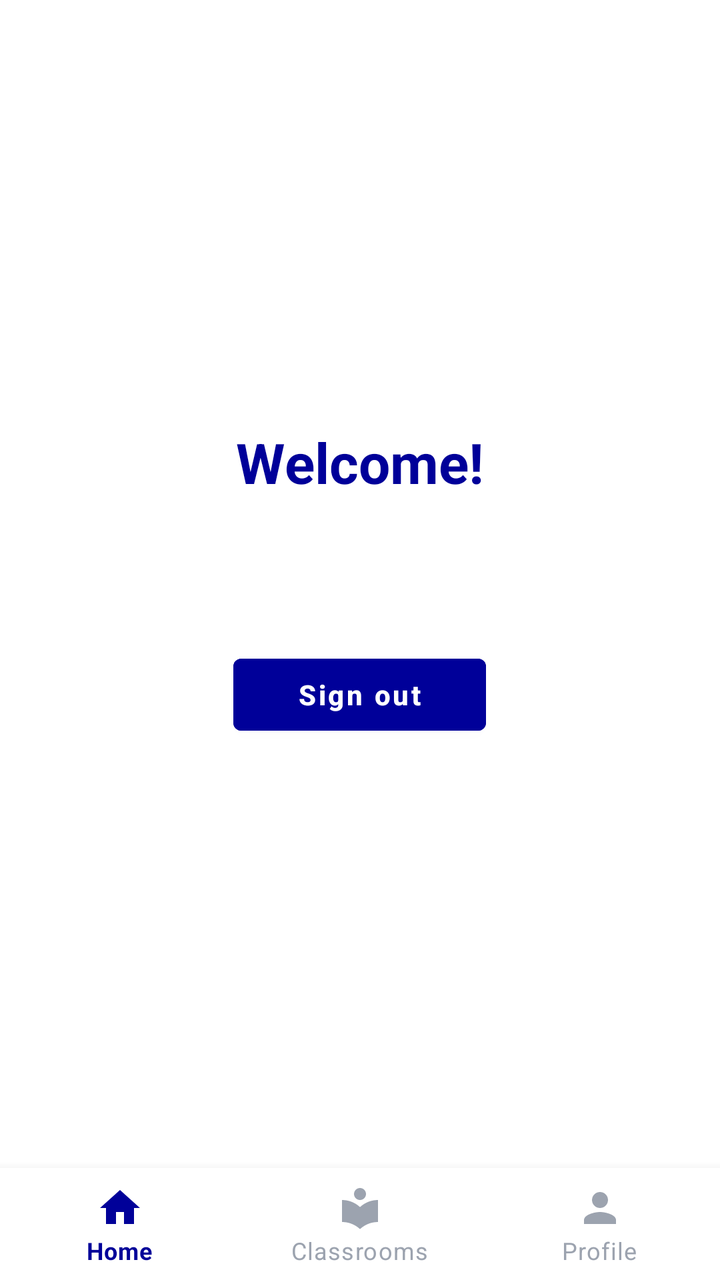
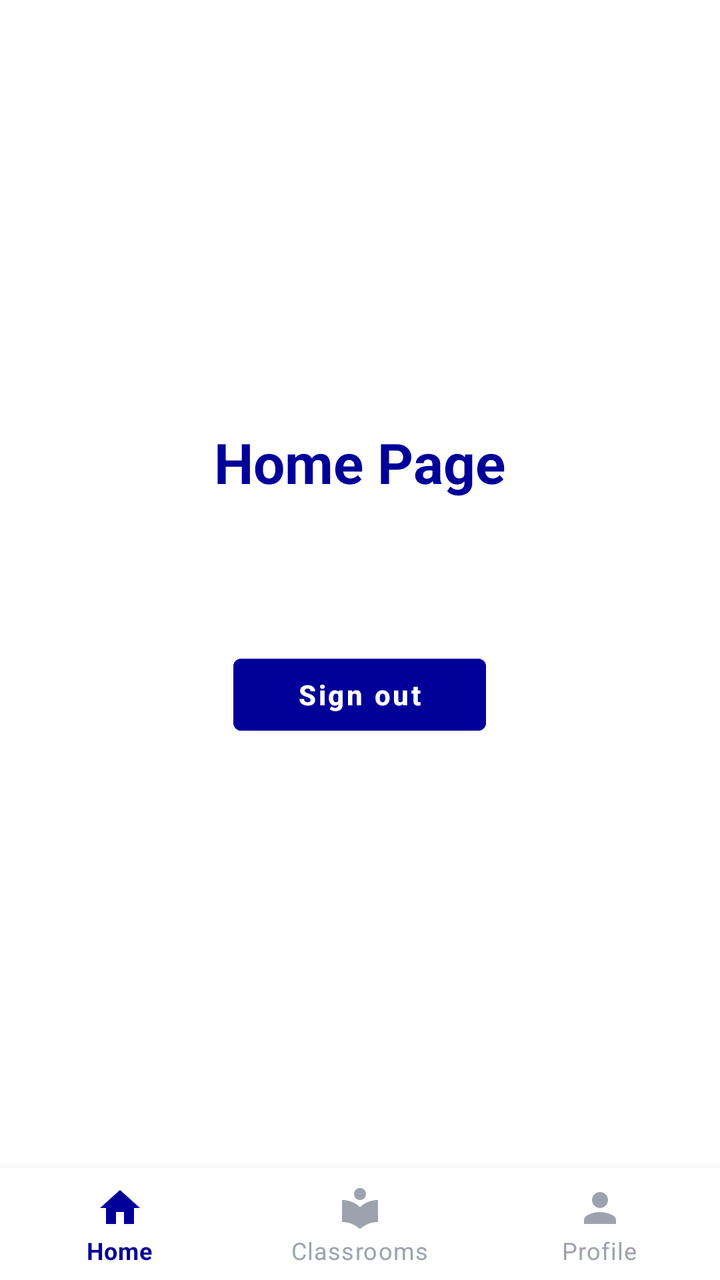

The first picture is an Android layout as it rendered before a commit; the second is the same layout after the commit. The layout source and the unified diff follow.
<!-- AndroidManifest.xml: application theme Theme.OOPProject -->
<!-- res/layout/activity_home_page.xml -->
<?xml version="1.0" encoding="utf-8"?>
<LinearLayout xmlns:android="http://schemas.android.com/apk/res/android"
    xmlns:app="http://schemas.android.com/apk/res-auto"
    android:id="@+id/main"
    android:layout_width="match_parent"
    android:layout_height="match_parent"
    android:background="#FFFFFF"
    android:orientation="vertical">

    
    <LinearLayout
        android:layout_width="match_parent"
        android:layout_height="0dp"
        android:layout_weight="1"
        android:gravity="center"
        android:orientation="vertical"
        android:padding="24dp">

        <TextView
            android:id="@+id/tvWelcome"
            android:layout_width="wrap_content"
            android:layout_height="wrap_content"
            android:text="@string/welcome"
            android:textColor="@color/dark_purple"
            android:textSize="28sp"
            android:textStyle="bold" />

        <TextView
            android:id="@+id/tvUserEmail"
            android:layout_width="wrap_content"
            android:layout_height="wrap_content"
            android:layout_marginTop="12dp"
            android:text=""
            android:textColor="#6B7280"
            android:textSize="16sp" />

        <com.google.android.material.button.MaterialButton
            android:id="@+id/btnSignOut"
            android:layout_width="wrap_content"
            android:layout_height="48dp"
            android:layout_marginTop="40dp"
            android:backgroundTint="@color/dark_purple"
            android:text="@string/sign_out"
            android:textAllCaps="false"
            android:textColor="#FFFFFF"
            android:textSize="14sp"
            android:textStyle="bold"
            android:paddingStart="32dp"
            android:paddingEnd="32dp" />

    </LinearLayout>

    
    <com.google.android.material.bottomnavigation.BottomNavigationView
        android:id="@+id/bottomNavigation"
        android:layout_width="match_parent"
        android:layout_height="wrap_content"
        android:background="#FFFFFF"
        app:itemActiveIndicatorStyle="@null"
        app:itemIconTint="@color/bottom_nav_color"
        app:itemTextColor="@color/bottom_nav_color"
        app:menu="@menu/bottom_nav_menu" />

</LinearLayout>
<!-- resources referenced by this layout -->
<resources>
  <color name="dark_purple">#FF000099</color>
  <string name="sign_out">Sign out</string>
  <string name="welcome">Welcome!</string>
  <style name="Theme.OOPProject" parent="Theme.MaterialComponents.DayNight.NoActionBar">
          
          <item name="colorPrimary">@color/purple_500</item>
          <item name="colorPrimaryVariant">@color/purple_700</item>
          <item name="colorOnPrimary">@color/white</item>
          
          <item name="colorSecondary">@color/teal_200</item>
          <item name="colorSecondaryVariant">@color/teal_700</item>
          <item name="colorOnSecondary">@color/black</item>
          
          <item name="android:statusBarColor">?attr/colorPrimaryVariant</item>
          
      </style>
  <color name="purple_500">#FF6200EE</color>
  <color name="purple_700">#FF3700B3</color>
  <color name="white">#FFFFFFFF</color>
  <color name="teal_200">#FF03DAC5</color>
  <color name="teal_700">#FF018786</color>
  <color name="black">#FF000000</color>
</resources>

<!-- the commit's change to res/layout/activity_home_page.xml (unified diff, before → after) -->
@@ -20,7 +20,7 @@
             android:id="@+id/tvWelcome"
             android:layout_width="wrap_content"
             android:layout_height="wrap_content"
-            android:text="@string/welcome"
+            android:text="Home Page"
             android:textColor="@color/dark_purple"
             android:textSize="28sp"
             android:textStyle="bold" />
<!-- resource entries referenced after the edit -->
@@ -2,7 +2,6 @@
 <resources>
   <color name="dark_purple">#FF000099</color>
   <string name="sign_out">Sign out</string>
-  <string name="welcome">Welcome!</string>
   <style name="Theme.OOPProject" parent="Theme.MaterialComponents.DayNight.NoActionBar">
           
           <item name="colorPrimary">@color/purple_500</item>
